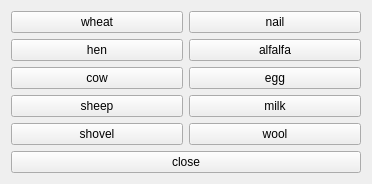
This is store.ui in slotfi909/heyDay as Qt 5 draws it before an edit. The edited form follows.
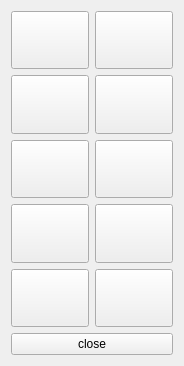
This is the edited form.

Diff of the .ui file:
```diff
--- a/store.ui
+++ b/store.ui
@@ -6,8 +6,8 @@
    <rect>
     <x>0</x>
     <y>0</y>
-    <width>372</width>
-    <height>181</height>
+    <width>184</width>
+    <height>366</height>
    </rect>
   </property>
   <property name="windowTitle">
@@ -18,71 +18,131 @@
     <layout class="QGridLayout" name="gridLayout">
      <item row="3" column="0">
       <widget class="QPushButton" name="pushButton_7">
+       <property name="sizePolicy">
+        <sizepolicy hsizetype="Minimum" vsizetype="Minimum">
+         <horstretch>0</horstretch>
+         <verstretch>0</verstretch>
+        </sizepolicy>
+       </property>
        <property name="text">
-        <string>sheep</string>
+        <string/>
        </property>
       </widget>
      </item>
      <item row="3" column="1">
       <widget class="QPushButton" name="pushButton_8">
+       <property name="sizePolicy">
+        <sizepolicy hsizetype="Minimum" vsizetype="Minimum">
+         <horstretch>0</horstretch>
+         <verstretch>0</verstretch>
+        </sizepolicy>
+       </property>
        <property name="text">
-        <string>milk</string>
+        <string/>
        </property>
       </widget>
      </item>
      <item row="2" column="1">
       <widget class="QPushButton" name="pushButton_6">
+       <property name="sizePolicy">
+        <sizepolicy hsizetype="Minimum" vsizetype="Minimum">
+         <horstretch>0</horstretch>
+         <verstretch>0</verstretch>
+        </sizepolicy>
+       </property>
        <property name="text">
-        <string>egg</string>
+        <string/>
        </property>
       </widget>
      </item>
      <item row="0" column="0">
       <widget class="QPushButton" name="pushButton">
+       <property name="sizePolicy">
+        <sizepolicy hsizetype="Minimum" vsizetype="Minimum">
+         <horstretch>0</horstretch>
+         <verstretch>0</verstretch>
+        </sizepolicy>
+       </property>
        <property name="text">
-        <string>wheat</string>
+        <string/>
        </property>
       </widget>
      </item>
      <item row="4" column="1">
       <widget class="QPushButton" name="pushButton_10">
+       <property name="sizePolicy">
+        <sizepolicy hsizetype="Minimum" vsizetype="Minimum">
+         <horstretch>0</horstretch>
+         <verstretch>0</verstretch>
+        </sizepolicy>
+       </property>
        <property name="text">
-        <string>wool</string>
+        <string/>
        </property>
       </widget>
      </item>
      <item row="1" column="1">
       <widget class="QPushButton" name="pushButton_4">
+       <property name="sizePolicy">
+        <sizepolicy hsizetype="Minimum" vsizetype="Minimum">
+         <horstretch>0</horstretch>
+         <verstretch>0</verstretch>
+        </sizepolicy>
+       </property>
        <property name="text">
-        <string>alfalfa</string>
+        <string/>
        </property>
       </widget>
      </item>
      <item row="4" column="0">
       <widget class="QPushButton" name="pushButton_9">
+       <property name="sizePolicy">
+        <sizepolicy hsizetype="Minimum" vsizetype="Minimum">
+         <horstretch>0</horstretch>
+         <verstretch>0</verstretch>
+        </sizepolicy>
+       </property>
        <property name="text">
-        <string>shovel</string>
+        <string/>
        </property>
       </widget>
      </item>
      <item row="0" column="1">
       <widget class="QPushButton" name="pushButton_2">
+       <property name="sizePolicy">
+        <sizepolicy hsizetype="Minimum" vsizetype="Minimum">
+         <horstretch>0</horstretch>
+         <verstretch>0</verstretch>
+        </sizepolicy>
+       </property>
        <property name="text">
-        <string>nail</string>
+        <string/>
        </property>
       </widget>
      </item>
      <item row="1" column="0">
       <widget class="QPushButton" name="pushButton_3">
+       <property name="sizePolicy">
+        <sizepolicy hsizetype="Minimum" vsizetype="Minimum">
+         <horstretch>0</horstretch>
+         <verstretch>0</verstretch>
+        </sizepolicy>
+       </property>
        <property name="text">
-        <string>hen</string>
+        <string/>
        </property>
       </widget>
      </item>
      <item row="2" column="0">
       <widget class="QPushButton" name="pushButton_5">
+       <property name="sizePolicy">
+        <sizepolicy hsizetype="Minimum" vsizetype="Minimum">
+         <horstretch>0</horstretch>
+         <verstretch>0</verstretch>
+        </sizepolicy>
+       </property>
        <property name="text">
-        <string>cow</string>
+        <string/>
        </property>
       </widget>
      </item>
```
